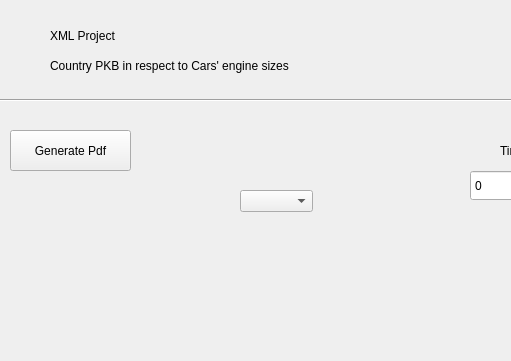
RaffalJ/XML_project, file 1.ui: the form before one commit; both pictures show x 0 to 511 and y 0 to 361 of the 1105 by 659 pixel window.
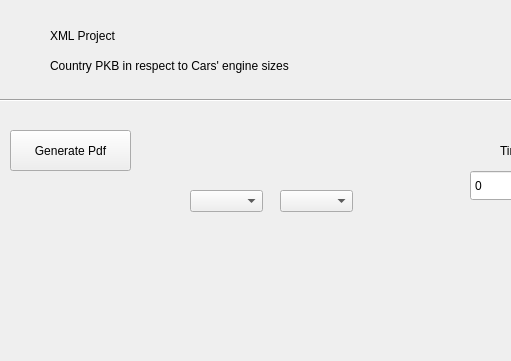
The form after the commit. Custom widgets are drawn as their Qt base class.

Commit message: Added two country select for pkb

```diff
--- a/1.ui
+++ b/1.ui
@@ -37,7 +37,7 @@
    <widget class="QComboBox" name="comboBox_country_PKB">
     <property name="geometry">
      <rect>
-      <x>240</x>
+      <x>190</x>
       <y>190</y>
       <width>73</width>
       <height>22</height>
@@ -149,6 +149,16 @@
      <enum>Qt::Horizontal</enum>
     </property>
    </widget>
+   <widget class="QComboBox" name="comboBox_country_PKB_2">
+    <property name="geometry">
+     <rect>
+      <x>280</x>
+      <y>190</y>
+      <width>73</width>
+      <height>22</height>
+     </rect>
+    </property>
+   </widget>
   </widget>
   <widget class="QMenuBar" name="menubar">
    <property name="geometry">
```
The commit also changes 1 other file.
